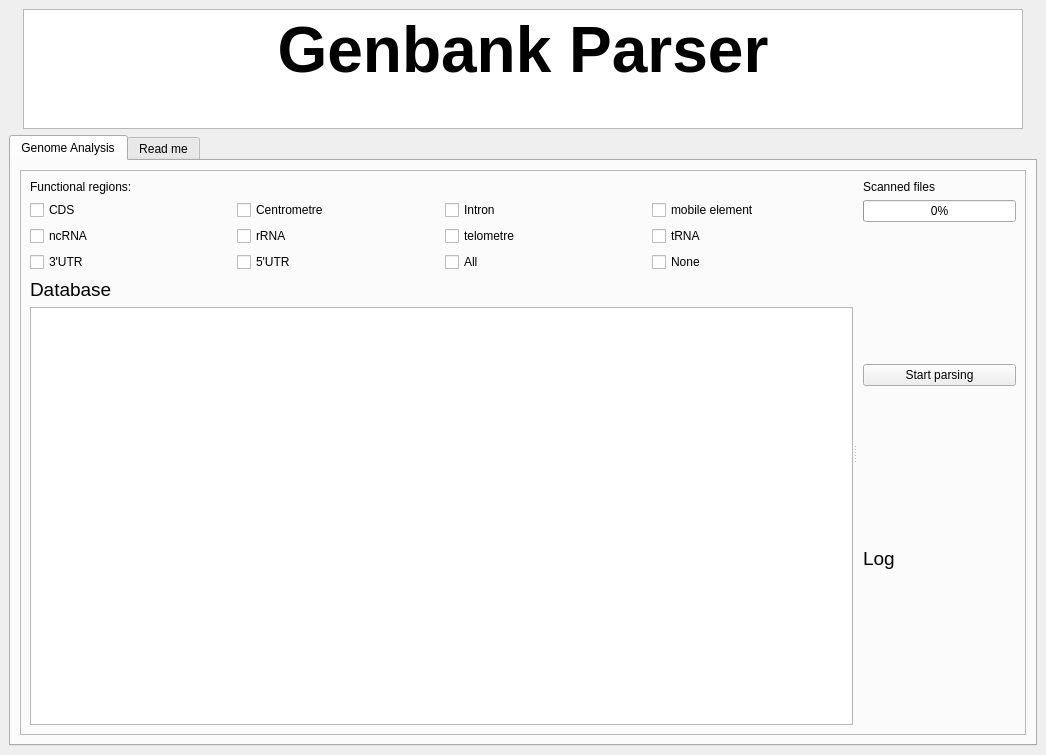
Above: src/app/application.ui from FABallemand/GPX_Tool before the change. Below: the same form after it.
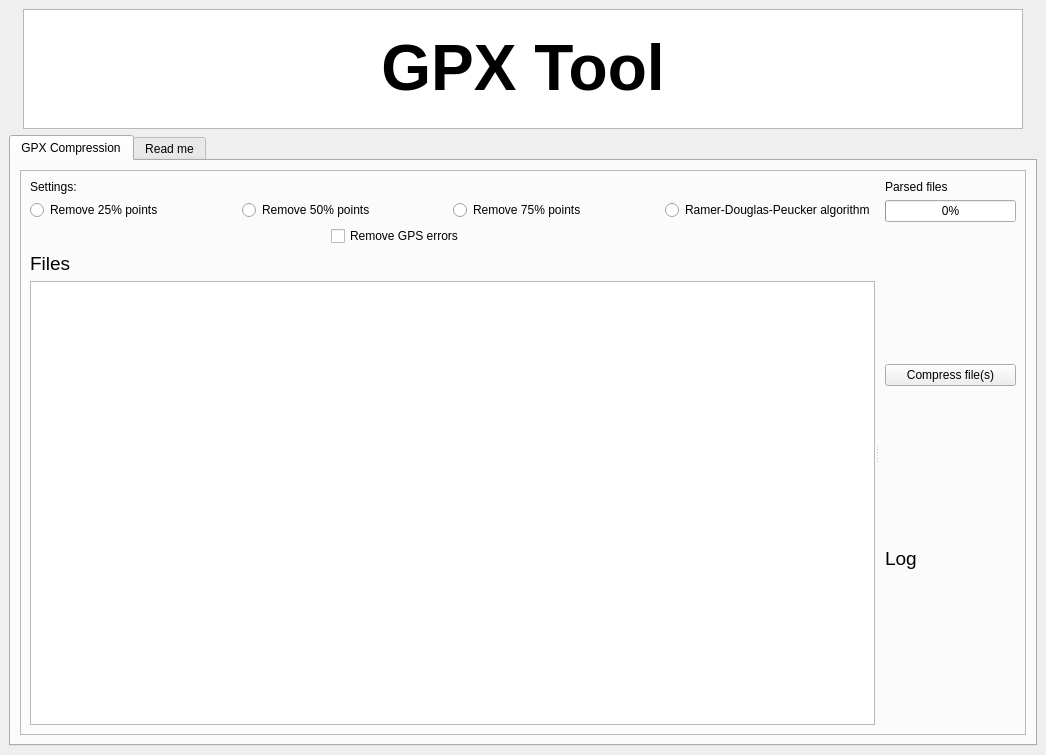
That is the form after the change. Icons and pictures are not drawn.

Commit message: Start application

The edit to the form file:
```diff
--- a/src/app/application.ui
+++ b/src/app/application.ui
@@ -31,10 +31,11 @@
         </property>
         <property name="html">
          <string>&lt;!DOCTYPE HTML PUBLIC &quot;-//W3C//DTD HTML 4.0//EN&quot; &quot;http://www.w3.org/TR/REC-html40/strict.dtd&quot;&gt;
-&lt;html&gt;&lt;head&gt;&lt;meta name=&quot;qrichtext&quot; content=&quot;1&quot; /&gt;&lt;meta charset=&quot;utf-8&quot; /&gt;&lt;style type=&quot;text/css&quot;&gt;
+&lt;html&gt;&lt;head&gt;&lt;meta name=&quot;qrichtext&quot; content=&quot;1&quot; /&gt;&lt;style type=&quot;text/css&quot;&gt;
 p, li { white-space: pre-wrap; }
-&lt;/style&gt;&lt;/head&gt;&lt;body style=&quot; font-family:'Sans Serif'; font-size:9pt; font-weight:400; font-style:normal;&quot;&gt;
-&lt;p align=&quot;center&quot; style=&quot; margin-top:0px; margin-bottom:0px; margin-left:0px; margin-right:0px; -qt-block-indent:0; text-indent:0px;&quot;&gt;&lt;span style=&quot; font-size:48pt; font-weight:700;&quot;&gt;Genbank Parser&lt;/span&gt;&lt;/p&gt;&lt;/body&gt;&lt;/html&gt;</string>
+&lt;/style&gt;&lt;/head&gt;&lt;body style=&quot; font-family:'Ubuntu'; font-size:11pt; font-weight:400; font-style:normal;&quot;&gt;
+&lt;p style=&quot; margin-top:0px; margin-bottom:0px; margin-left:0px; margin-right:0px; -qt-block-indent:0; text-indent:0px;&quot;&gt;                    &lt;/p&gt;
+&lt;p align=&quot;center&quot; style=&quot; margin-top:0px; margin-bottom:0px; margin-left:0px; margin-right:0px; -qt-block-indent:0; text-indent:0px;&quot;&gt;&lt;span style=&quot; font-family:'Sans Serif'; font-size:48pt; font-weight:704;&quot;&gt;GPX Tool&lt;/span&gt;&lt;/p&gt;&lt;/body&gt;&lt;/html&gt;</string>
         </property>
        </widget>
       </item>
@@ -56,7 +57,7 @@
       </property>
       <widget class="QWidget" name="tab_1">
        <attribute name="title">
-        <string>Genome Analysis</string>
+        <string>GPX Compression</string>
        </attribute>
        <layout class="QGridLayout" name="gridLayout">
         <item row="0" column="0">
@@ -80,7 +81,7 @@
                  <item>
                   <widget class="QLabel" name="label_10">
                    <property name="text">
-                    <string>Functional regions:</string>
+                    <string>Settings:</string>
                    </property>
                   </widget>
                  </item>
@@ -89,78 +90,30 @@
                    <item>
                     <layout class="QHBoxLayout" name="horizontalLayout_6">
                      <item>
-                      <widget class="QCheckBox" name="CDS">
-                       <property name="minimumSize">
-                        <size>
-                         <width>121</width>
-                         <height>0</height>
-                        </size>
-                       </property>
-                       <property name="maximumSize">
-                        <size>
-                         <width>242</width>
-                         <height>16777215</height>
-                        </size>
-                       </property>
+                      <widget class="QRadioButton" name="radio_button_remove_25">
                        <property name="text">
-                        <string>CDS</string>
+                        <string>Remove 25% points</string>
                        </property>
                       </widget>
                      </item>
                      <item>
-                      <widget class="QCheckBox" name="CENTRO">
-                       <property name="minimumSize">
-                        <size>
-                         <width>121</width>
-                         <height>0</height>
-                        </size>
-                       </property>
-                       <property name="maximumSize">
-                        <size>
-                         <width>242</width>
-                         <height>16777215</height>
-                        </size>
-                       </property>
+                      <widget class="QRadioButton" name="radio_button_remove_50">
                        <property name="text">
-                        <string>Centrometre</string>
+                        <string>Remove 50% points</string>
                        </property>
                       </widget>
                      </item>
                      <item>
-                      <widget class="QCheckBox" name="INTRON">
-                       <property name="minimumSize">
-                        <size>
-                         <width>121</width>
-                         <height>0</height>
-                        </size>
-                       </property>
-                       <property name="maximumSize">
-                        <size>
-                         <width>242</width>
-                         <height>16777215</height>
-                        </size>
-                       </property>
+                      <widget class="QRadioButton" name="radio_button_remove_75">
                        <property name="text">
-                        <string>Intron</string>
+                        <string>Remove 75% points</string>
                        </property>
                       </widget>
                      </item>
                      <item>
-                      <widget class="QCheckBox" name="MOBILE">
-                       <property name="minimumSize">
-                        <size>
-                         <width>121</width>
-                         <height>0</height>
-                        </size>
-                       </property>
-                       <property name="maximumSize">
-                        <size>
-                         <width>242</width>
-                         <height>16777215</height>
-                        </size>
-                       </property>
+                      <widget class="QRadioButton" name="radio_button_RDP">
                        <property name="text">
-                        <string>mobile element</string>
+                        <string>Ramer-Douglas-Peucker algorithm</string>
                        </property>
                       </widget>
                      </item>
@@ -183,148 +136,14 @@
                         </size>
                        </property>
                        <property name="text">
-                        <string>ncRNA</string>
-                       </property>
-                      </widget>
-                     </item>
-                     <item>
-                      <widget class="QCheckBox" name="R_RNA">
-                       <property name="minimumSize">
-                        <size>
-                         <width>121</width>
-                         <height>0</height>
-                        </size>
-                       </property>
-                       <property name="maximumSize">
-                        <size>
-                         <width>242</width>
-                         <height>16777215</height>
-                        </size>
-                       </property>
-                       <property name="text">
-                        <string>rRNA</string>
-                       </property>
-                      </widget>
-                     </item>
-                     <item>
-                      <widget class="QCheckBox" name="TELOMETRE">
-                       <property name="minimumSize">
-                        <size>
-                         <width>121</width>
-                         <height>0</height>
-                        </size>
-                       </property>
-                       <property name="maximumSize">
-                        <size>
-                         <width>242</width>
-                         <height>16777215</height>
-                        </size>
-                       </property>
-                       <property name="text">
-                        <string>telometre</string>
-                       </property>
-                      </widget>
-                     </item>
-                     <item>
-                      <widget class="QCheckBox" name="T_RNA">
-                       <property name="minimumSize">
-                        <size>
-                         <width>121</width>
-                         <height>0</height>
-                        </size>
-                       </property>
-                       <property name="maximumSize">
-                        <size>
-                         <width>242</width>
-                         <height>16777215</height>
-                        </size>
-                       </property>
-                       <property name="text">
-                        <string>tRNA</string>
+                        <string>Remove GPS errors</string>
                        </property>
                       </widget>
                      </item>
                     </layout>
                    </item>
                    <item>
-                    <layout class="QHBoxLayout" name="horizontalLayout_5">
-                     <item>
-                      <widget class="QCheckBox" name="UTR_3">
-                       <property name="minimumSize">
-                        <size>
-                         <width>121</width>
-                         <height>0</height>
-                        </size>
-                       </property>
-                       <property name="maximumSize">
-                        <size>
-                         <width>242</width>
-                         <height>16777215</height>
-                        </size>
-                       </property>
-                       <property name="text">
-                        <string>3'UTR</string>
-                       </property>
-                      </widget>
-                     </item>
-                     <item>
-                      <widget class="QCheckBox" name="UTR_5">
-                       <property name="minimumSize">
-                        <size>
-                         <width>121</width>
-                         <height>0</height>
-                        </size>
-                       </property>
-                       <property name="maximumSize">
-                        <size>
-                         <width>242</width>
-                         <height>16777215</height>
-                        </size>
-                       </property>
-                       <property name="text">
-                        <string>5'UTR</string>
-                       </property>
-                      </widget>
-                     </item>
-                     <item>
-                      <widget class="QCheckBox" name="ALL">
-                       <property name="minimumSize">
-                        <size>
-                         <width>121</width>
-                         <height>0</height>
-                        </size>
-                       </property>
-                       <property name="maximumSize">
-                        <size>
-                         <width>242</width>
-                         <height>16777215</height>
-                        </size>
-                       </property>
-                       <property name="text">
-                        <string>All</string>
-                       </property>
-                      </widget>
-                     </item>
-                     <item>
-                      <widget class="QCheckBox" name="NONE">
-                       <property name="minimumSize">
-                        <size>
-                         <width>121</width>
-                         <height>0</height>
-                        </size>
-                       </property>
-                       <property name="maximumSize">
-                        <size>
-                         <width>242</width>
-                         <height>16777215</height>
-                        </size>
-                       </property>
-                       <property name="text">
-                        <string>None</string>
-                       </property>
-                      </widget>
-                     </item>
-                    </layout>
+                    <layout class="QHBoxLayout" name="horizontalLayout_5"/>
                    </item>
                   </layout>
                  </item>
@@ -334,7 +153,7 @@
                     <string>
                                           &lt;html&gt;&lt;head/&gt;&lt;body&gt;&lt;p&gt;&lt;span
                                           style=&quot;
-                                          font-size:14pt;&quot;&gt;Database&lt;/span&gt;&lt;/p&gt;&lt;/body&gt;&lt;/html&gt;</string>
+                                          font-size:14pt;&quot;&gt;Files&lt;/span&gt;&lt;/p&gt;&lt;/body&gt;&lt;/html&gt;</string>
                    </property>
                   </widget>
                  </item>
@@ -350,7 +169,7 @@
                    <item row="0" column="1">
                     <widget class="QLabel" name="progress_bar_label">
                      <property name="text">
-                      <string>Scanned files</string>
+                      <string>Parsed files</string>
                      </property>
                     </widget>
                    </item>
@@ -368,7 +187,7 @@
                    <item row="2" column="1">
                     <widget class="QPushButton" name="pushButton">
                      <property name="text">
-                      <string>Start parsing</string>
+                      <string>Compress file(s)</string>
                      </property>
                     </widget>
                    </item>
```
Left out of the diff: 6 changed lines with no effect on the pictures. The commit also changes 4 other files.
